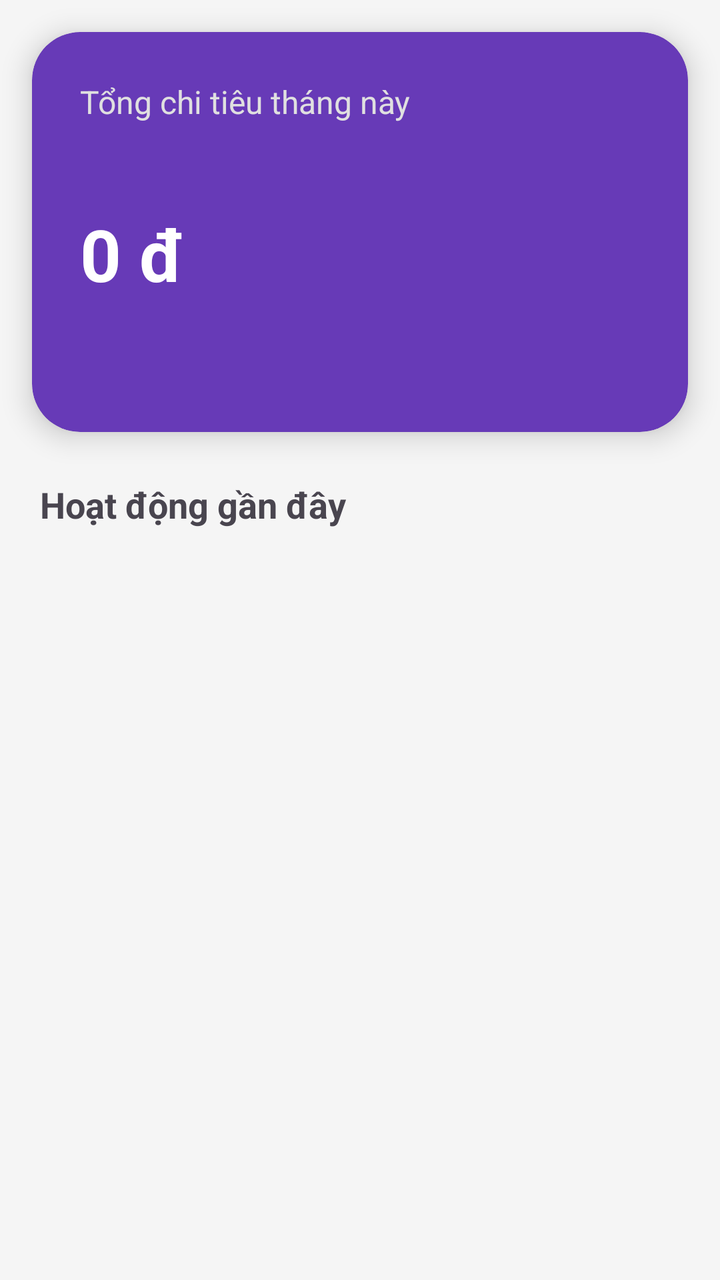
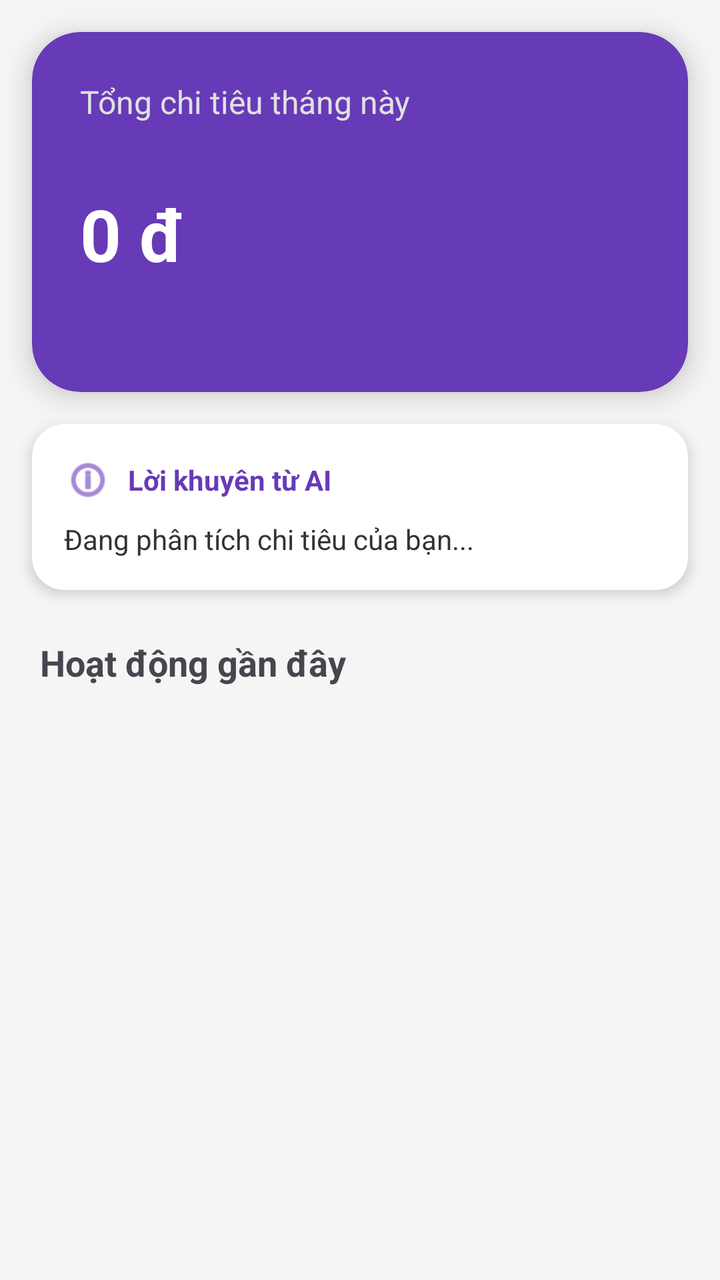

Screens rendered from an Android XML layout before and after an edit, with the pre-edit source and the edit as a unified diff.
<!-- AndroidManifest.xml: application theme Theme.SpendWise -->
<!-- res/layout/fragment_home.xml -->
<?xml version="1.0" encoding="utf-8"?>

<androidx.constraintlayout.widget.ConstraintLayout
    xmlns:android="http://schemas.android.com/apk/res/android"
    xmlns:app="http://schemas.android.com/apk/res-auto"
    android:layout_width="match_parent"
    android:layout_height="match_parent"
    android:background="#F5F5F5">

    <androidx.cardview.widget.CardView
        android:id="@+id/cardBalance"
        android:layout_width="match_parent"
        android:layout_height="200dp"
        android:layout_margin="16dp"
        app:cardBackgroundColor="#673AB7"
        app:cardCornerRadius="24dp"
        app:cardElevation="8dp"
        app:layout_constraintTop_toTopOf="parent">

        <androidx.constraintlayout.widget.ConstraintLayout
            android:layout_width="match_parent"
            android:layout_height="match_parent"
            android:padding="24dp">

            <TextView
                android:id="@+id/tvLabel"
                android:layout_width="wrap_content"
                android:layout_height="wrap_content"
                android:text="Tổng chi tiêu tháng này"
                android:textColor="#E0E0E0"
                android:textSize="16sp"
                app:layout_constraintLeft_toLeftOf="parent"
                app:layout_constraintTop_toTopOf="parent" />

            <TextView
                android:id="@+id/tvTotalBalance"
                android:layout_width="wrap_content"
                android:layout_height="wrap_content"
                android:text="0 đ"
                android:textColor="#FFFFFF"
                android:textSize="36sp"
                android:textStyle="bold"
                app:layout_constraintBottom_toBottomOf="parent"
                app:layout_constraintLeft_toLeftOf="parent"
                app:layout_constraintTop_toBottomOf="@id/tvLabel" />

        </androidx.constraintlayout.widget.ConstraintLayout>
    </androidx.cardview.widget.CardView>

    <TextView
        android:layout_width="wrap_content"
        android:layout_height="wrap_content"
        android:layout_marginTop="24dp"
        android:text="Hoạt động gần đây"
        android:textSize="18sp"
        android:textStyle="bold"
        app:layout_constraintLeft_toLeftOf="parent"
        android:layout_marginLeft="20dp"
        app:layout_constraintTop_toBottomOf="@id/cardBalance" />

</androidx.constraintlayout.widget.ConstraintLayout>
<!-- resources referenced by this layout -->
<resources>
  <style name="Theme.SpendWise" parent="Base.Theme.SpendWise" />
  <style name="Base.Theme.SpendWise" parent="Theme.Material3.DayNight.NoActionBar">
          
          
      </style>
</resources>

<!-- the commit's change to res/layout/fragment_home.xml (unified diff, before → after) -->
@@ -10,7 +10,7 @@
     <androidx.cardview.widget.CardView
         android:id="@+id/cardBalance"
         android:layout_width="match_parent"
-        android:layout_height="200dp"
+        android:layout_height="180dp"
         android:layout_margin="16dp"
         app:cardBackgroundColor="#673AB7"
         app:cardCornerRadius="24dp"
@@ -47,15 +47,71 @@
         </androidx.constraintlayout.widget.ConstraintLayout>
     </androidx.cardview.widget.CardView>
 
+    <androidx.cardview.widget.CardView
+        android:id="@+id/cardAI"
+        android:layout_width="match_parent"
+        android:layout_height="wrap_content"
+        android:layout_margin="16dp"
+        app:cardCornerRadius="16dp"
+        app:cardElevation="4dp"
+        app:layout_constraintTop_toBottomOf="@id/cardBalance">
+
+        <LinearLayout
+            android:layout_width="match_parent"
+            android:layout_height="wrap_content"
+            android:orientation="vertical"
+            android:padding="16dp">
+
+            <LinearLayout
+                android:layout_width="match_parent"
+                android:layout_height="wrap_content"
+                android:orientation="horizontal"
+                android:gravity="center_vertical">
+
+                <ImageView
+                    android:layout_width="24dp"
+                    android:layout_height="24dp"
+                    android:src="@android:drawable/ic_menu_info_details"
+                    app:tint="#673AB7" />
+
+                <TextView
+                    android:layout_width="wrap_content"
+                    android:layout_height="wrap_content"
+                    android:layout_marginStart="8dp"
+                    android:text="Lời khuyên từ AI"
+                    android:textColor="#673AB7"
+                    android:textStyle="bold" />
+            </LinearLayout>
+
+            <TextView
+                android:id="@+id/tvAIAdvice"
+                android:layout_width="match_parent"
+                android:layout_height="wrap_content"
+                android:layout_marginTop="8dp"
+                android:text="Đang phân tích chi tiêu của bạn..."
+                android:textColor="#333333"
+                android:lineSpacingExtra="4dp" />
+        </LinearLayout>
+    </androidx.cardview.widget.CardView>
+
     <TextView
+        android:id="@+id/tvRecentLabel"
         android:layout_width="wrap_content"
         android:layout_height="wrap_content"
         android:layout_marginTop="24dp"
+        android:layout_marginStart="20dp"
         android:text="Hoạt động gần đây"
         android:textSize="18sp"
         android:textStyle="bold"
         app:layout_constraintLeft_toLeftOf="parent"
-        android:layout_marginLeft="20dp"
-        app:layout_constraintTop_toBottomOf="@id/cardBalance" />
+        app:layout_constraintTop_toBottomOf="@id/cardAI" />
+
+    <androidx.recyclerview.widget.RecyclerView
+        android:id="@+id/rvRecentTransactions"
+        android:layout_width="match_parent"
+        android:layout_height="0dp"
+        android:layout_marginTop="8dp"
+        app:layout_constraintBottom_toBottomOf="parent"
+        app:layout_constraintTop_toBottomOf="@id/tvRecentLabel" />
 
 </androidx.constraintlayout.widget.ConstraintLayout>
